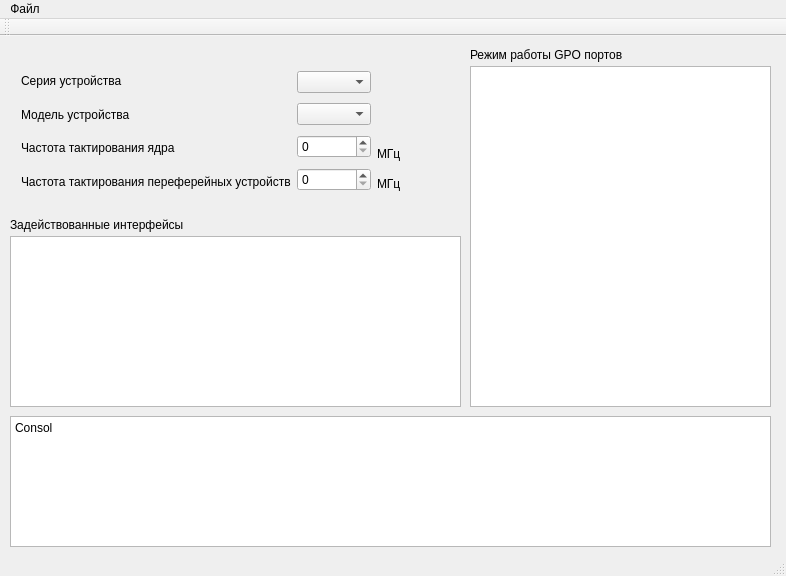
This is AKMO/mainwindow.ui in dlsingle/AKMO as Qt 5 draws it before an edit. The edited form follows.
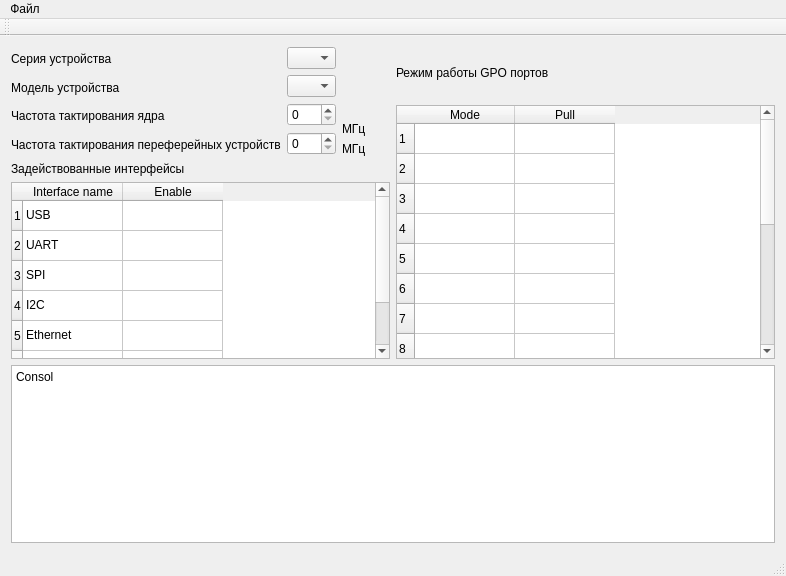
This is the edited form.

Commit message: Режимы GPIO + интерфейсы

```diff
--- a/AKMO/mainwindow.ui
+++ b/AKMO/mainwindow.ui
@@ -14,28 +14,8 @@
    <string>MainWindow</string>
   </property>
   <widget class="QWidget" name="centralWidget">
-   <widget class="QLabel" name="label_5">
-    <property name="geometry">
-     <rect>
-      <x>470</x>
-      <y>10</y>
-      <width>181</width>
-      <height>18</height>
-     </rect>
-    </property>
-    <property name="text">
-     <string>Режим работы GPO портов </string>
-    </property>
-   </widget>
-   <widget class="QWidget" name="horizontalLayoutWidget">
-    <property name="geometry">
-     <rect>
-      <x>10</x>
-      <y>20</y>
-      <width>451</width>
-      <height>150</height>
-     </rect>
-    </property>
+   <layout class="QGridLayout" name="gridLayout">
+    <item row="0" column="0" rowspan="2">
     <layout class="QHBoxLayout" name="horizontalLayout">
      <item>
       <layout class="QVBoxLayout" name="verticalLayout">
@@ -72,10 +52,68 @@
      <item>
       <layout class="QVBoxLayout" name="verticalLayout_3">
        <item>
-        <widget class="QComboBox" name="comboBox"/>
+         <widget class="QComboBox" name="comboBox">
+          <property name="sizePolicy">
+           <sizepolicy hsizetype="Preferred" vsizetype="Fixed">
+            <horstretch>0</horstretch>
+            <verstretch>0</verstretch>
+           </sizepolicy>
+          </property>
+          <item>
+           <property name="text">
+            <string/>
+           </property>
        </item>
        <item>
-        <widget class="QComboBox" name="comboBox_2"/>
+           <property name="text">
+            <string>1</string>
+           </property>
+          </item>
+          <item>
+           <property name="text">
+            <string>2</string>
+           </property>
+          </item>
+          <item>
+           <property name="text">
+            <string>3</string>
+           </property>
+          </item>
+          <item>
+           <property name="text">
+            <string>4</string>
+           </property>
+          </item>
+         </widget>
+        </item>
+        <item>
+         <widget class="QComboBox" name="comboBox_2">
+          <item>
+           <property name="text">
+            <string/>
+           </property>
+          </item>
+          <item>
+           <property name="text">
+            <string>1</string>
+           </property>
+          </item>
+          <item>
+           <property name="text">
+            <string>2</string>
+           </property>
+          </item>
+          <item>
+           <property name="text">
+            <string>3</string>
+           </property>
+          </item>
+          <item>
+           <property name="text">
+            <string>4</string>
+           </property>
+          </item>
+         </widget>
        </item>
        <item>
         <widget class="QSpinBox" name="spinBox"/>
@@ -120,53 +158,208 @@
       </layout>
      </item>
     </layout>
-   </widget>
+    </item>
+    <item row="0" column="1">
+     <widget class="QLabel" name="label_5">
+      <property name="text">
+       <string>Режим работы GPO портов </string>
+      </property>
+     </widget>
+    </item>
+    <item row="1" column="1" rowspan="3">
+     <widget class="QTableWidget" name="tableWidget">
+      <property name="sizePolicy">
+       <sizepolicy hsizetype="Expanding" vsizetype="Expanding">
+        <horstretch>0</horstretch>
+        <verstretch>0</verstretch>
+       </sizepolicy>
+      </property>
+      <row>
+       <property name="text">
+        <string>1</string>
+       </property>
+      </row>
+      <row>
+       <property name="text">
+        <string>2</string>
+       </property>
+      </row>
+      <row>
+       <property name="text">
+        <string>3</string>
+       </property>
+      </row>
+      <row>
+       <property name="text">
+        <string>4</string>
+       </property>
+      </row>
+      <row>
+       <property name="text">
+        <string>5</string>
+       </property>
+      </row>
+      <row>
+       <property name="text">
+        <string>6</string>
+       </property>
+      </row>
+      <row>
+       <property name="text">
+        <string>7</string>
+       </property>
+      </row>
+      <row>
+       <property name="text">
+        <string>8</string>
+       </property>
+      </row>
+      <row>
+       <property name="text">
+        <string>9</string>
+       </property>
+      </row>
+      <row>
+       <property name="text">
+        <string>10</string>
+       </property>
+      </row>
+      <row>
+       <property name="text">
+        <string>11</string>
+       </property>
+      </row>
+      <row>
+       <property name="text">
+        <string>12</string>
+       </property>
+      </row>
+      <row>
+       <property name="text">
+        <string>13</string>
+       </property>
+      </row>
+      <row>
+       <property name="text">
+        <string>14</string>
+       </property>
+      </row>
+      <row>
+       <property name="text">
+        <string>15</string>
+       </property>
+      </row>
+      <column>
+       <property name="text">
+        <string>Mode</string>
+       </property>
+      </column>
+      <column>
+       <property name="text">
+        <string>Pull</string>
+       </property>
+      </column>
+     </widget>
+    </item>
+    <item row="2" column="0">
    <widget class="QLabel" name="label_8">
-    <property name="geometry">
-     <rect>
-      <x>10</x>
-      <y>180</y>
-      <width>191</width>
-      <height>18</height>
-     </rect>
-    </property>
     <property name="text">
      <string>Задействованные интерфейсы</string>
     </property>
    </widget>
-   <widget class="QTableWidget" name="tableWidget">
-    <property name="geometry">
-     <rect>
-      <x>470</x>
-      <y>30</y>
-      <width>301</width>
-      <height>341</height>
-     </rect>
-    </property>
-   </widget>
+    </item>
+    <item row="3" column="0">
+     <widget class="QTableWidget" name="tableWidget_2">
+      <row>
+       <property name="text">
+        <string>1</string>
+       </property>
+      </row>
+      <row>
+       <property name="text">
+        <string>2</string>
+       </property>
+      </row>
+      <row>
+       <property name="text">
+        <string>3</string>
+       </property>
+      </row>
+      <row>
+       <property name="text">
+        <string>4</string>
+       </property>
+      </row>
+      <row>
+       <property name="text">
+        <string>5</string>
+       </property>
+      </row>
+      <row>
+       <property name="text">
+        <string>6</string>
+       </property>
+      </row>
+      <row>
+       <property name="text">
+        <string>7</string>
+       </property>
+      </row>
+      <column>
+       <property name="text">
+        <string>Interface name</string>
+       </property>
+      </column>
+      <column>
+       <property name="text">
+        <string>Enable</string>
+       </property>
+      </column>
+      <item row="0" column="0">
+       <property name="text">
+        <string>USB</string>
+       </property>
+      </item>
+      <item row="1" column="0">
+       <property name="text">
+        <string>UART</string>
+       </property>
+      </item>
+      <item row="2" column="0">
+       <property name="text">
+        <string>SPI</string>
+       </property>
+      </item>
+      <item row="3" column="0">
+       <property name="text">
+        <string>I2C</string>
+       </property>
+      </item>
+      <item row="4" column="0">
+       <property name="text">
+        <string>Ethernet</string>
+       </property>
+      </item>
+      <item row="5" column="0">
+       <property name="text">
+        <string>1-Wire</string>
+       </property>
+      </item>
+      <item row="6" column="0">
+       <property name="text">
+        <string>Wide-BUS</string>
+       </property>
+      </item>
+     </widget>
+    </item>
+    <item row="4" column="0" colspan="2">
    <widget class="QPlainTextEdit" name="plainTextEdit">
-    <property name="geometry">
-     <rect>
-      <x>10</x>
-      <y>380</y>
-      <width>761</width>
-      <height>131</height>
-     </rect>
-    </property>
     <property name="plainText">
      <string>Consol</string>
     </property>
    </widget>
-   <widget class="QTableWidget" name="tableWidget_2">
-    <property name="geometry">
-     <rect>
-      <x>10</x>
-      <y>200</y>
-      <width>451</width>
-      <height>171</height>
-     </rect>
-    </property>
-   </widget>
+    </item>
+   </layout>
   </widget>
   <widget class="QMenuBar" name="menuBar">
    <property name="geometry">
```
Lines whose indentation alone changed are shown as unchanged. The commit also changes 2 other files.
